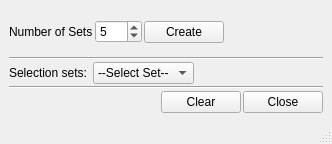
First picture: the form in ui/window.ui, repository iceanimations/randomSelection, before the edit.
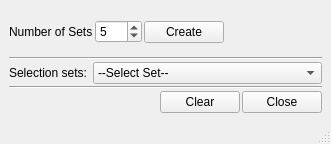
Second picture: the form after the edit.

Commit message: spacer removed

What changed in the file:
```diff
--- a/ui/window.ui
+++ b/ui/window.ui
@@ -6,7 +6,7 @@
    <rect>
     <x>0</x>
     <y>0</y>
-    <width>332</width>
+    <width>331</width>
     <height>144</height>
    </rect>
   </property>
@@ -112,19 +112,6 @@
         </item>
        </widget>
       </item>
-      <item>
-       <spacer name="horizontalSpacer_3">
-        <property name="orientation">
-         <enum>Qt::Horizontal</enum>
-        </property>
-        <property name="sizeHint" stdset="0">
-         <size>
-          <width>40</width>
-          <height>20</height>
-         </size>
-        </property>
-       </spacer>
-      </item>
      </layout>
     </item>
     <item>
```
Left out of the diff: 2 changed lines with no effect on the pictures.
